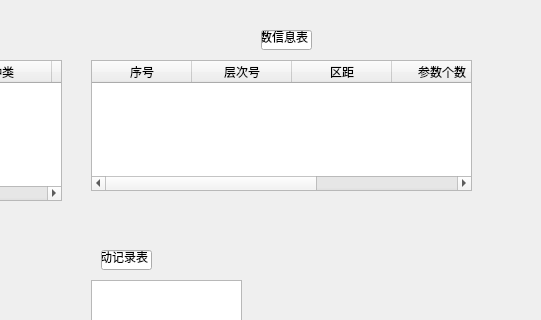
Before: the Qt Designer form tables.ui in lh2080028463/Compiler, drawn with Qt 5; both pictures show x 259 to 800 and y 0 to 320 of the 800 by 600 pixel window.
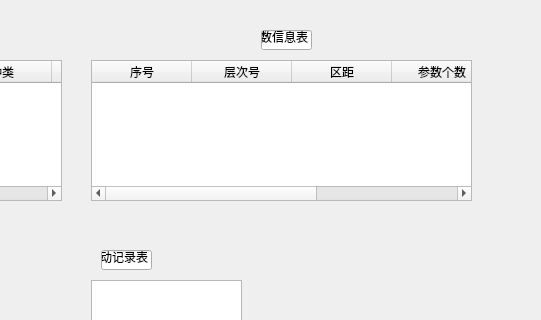
After: the same form once the commit is applied.

Commit message: 创建quatshow窗口

Patch:
```diff
--- a/tables.ui
+++ b/tables.ui
@@ -127,7 +127,7 @@
       <x>350</x>
       <y>60</y>
       <width>381</width>
-      <height>131</height>
+      <height>141</height>
      </rect>
     </property>
     <column>
```
The commit also changes 5 other files.
